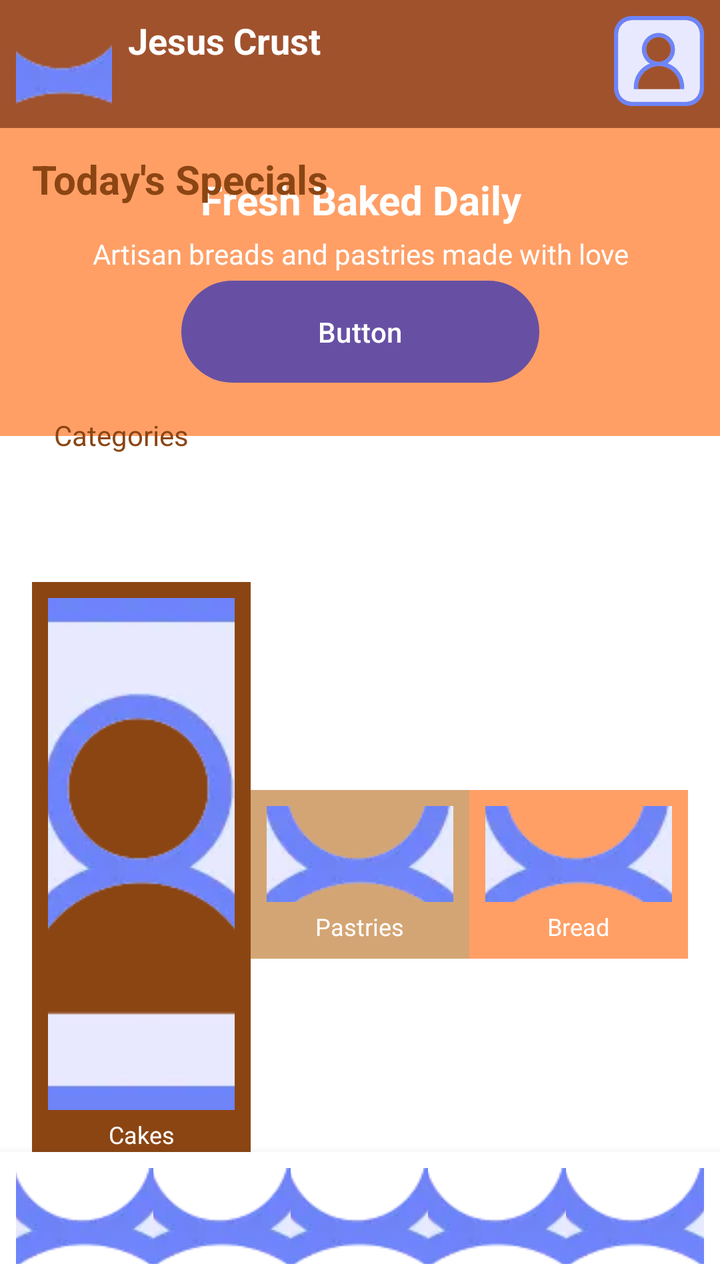
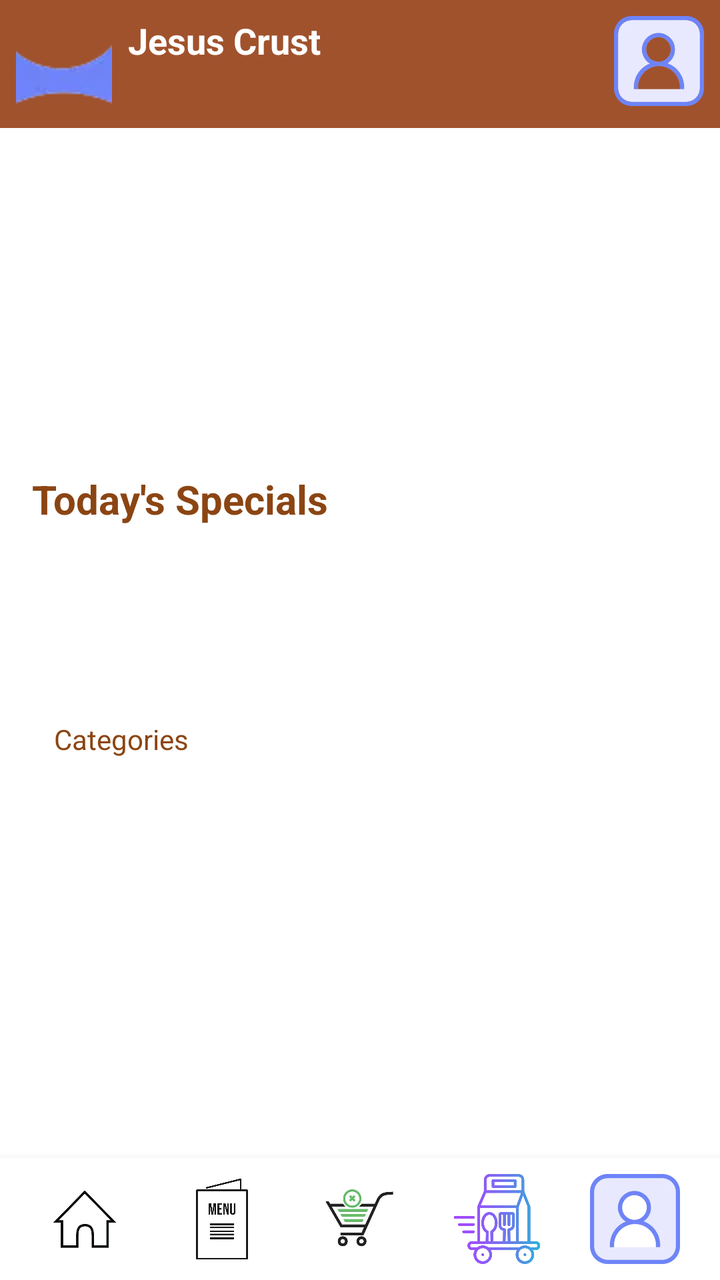

Two renders of the same Android screen: before a commit and after it. Below are the layout's source before the change and the commit's diff.
<!-- AndroidManifest.xml: application theme Theme.JesusCrust -->
<!-- res/layout/menu.xml -->
<?xml version="1.0" encoding="utf-8"?>
<androidx.constraintlayout.widget.ConstraintLayout
    xmlns:android="http://schemas.android.com/apk/res/android"
    xmlns:app="http://schemas.android.com/apk/res-auto"
    xmlns:tools="http://schemas.android.com/tools"
    android:id="@+id/menu"
    android:layout_width="match_parent"
    android:layout_height="match_parent"
    android:background="#FFFFFF"
    tools:context=".MenuActivity">

    
    <LinearLayout
        android:id="@+id/BannerDailyHome"
        android:layout_width="408dp"
        android:layout_height="154dp"
        android:background="#FF9F66"
        android:gravity="center"
        android:orientation="vertical"
        android:padding="16dp"
        app:layout_constraintEnd_toEndOf="parent"
        app:layout_constraintStart_toStartOf="parent"
        app:layout_constraintTop_toBottomOf="@id/TopBannerContainer">

        <TextView
            android:id="@+id/textDaily"
            android:layout_width="wrap_content"
            android:layout_height="wrap_content"
            android:text="Fresh Baked Daily"
            android:textAlignment="center"
            android:textColor="#FFFFFF"
            android:textSize="20sp"
            android:textStyle="bold" />

        <TextView
            android:id="@+id/textDaily2"
            android:layout_width="match_parent"
            android:layout_height="wrap_content"
            android:layout_marginTop="4dp"
            android:text="Artisan breads and pastries made with love"
            android:textAlignment="center"
            android:textColor="#FFFFFF" />

        <Button
            android:id="@+id/button3"
            android:layout_width="179dp"
            android:layout_height="59dp"
            android:text="Button" />

    </LinearLayout>

    <LinearLayout
        android:id="@+id/TopBannerContainer"
        android:layout_width="match_parent"
        android:layout_height="wrap_content"
        android:orientation="horizontal"
        android:padding="8dp"
        android:background="#A0522D"
        app:layout_constraintTop_toTopOf="parent"
        app:layout_constraintStart_toStartOf="parent"
        app:layout_constraintEnd_toEndOf="parent">

        <ImageButton
            android:id="@+id/Icon1"
            android:layout_width="48dp"
            android:layout_height="48dp"
            android:background="?attr/selectableItemBackgroundBorderless"
            android:contentDescription="User icon"
            app:srcCompat="@drawable/user" />

        <TextView
            android:layout_width="wrap_content"
            android:layout_height="wrap_content"
            android:gravity="center_vertical"
            android:paddingStart="8dp"
            android:text="Jesus Crust"
            android:textSize="18sp"
            android:textStyle="bold"
            android:textColor="#FFFFFF" />

        <View
            android:layout_width="0dp"
            android:layout_height="0dp"
            android:layout_weight="1" />

        <ImageView
            android:layout_width="45dp"
            android:layout_height="45dp"
            android:contentDescription="Logo"
            app:srcCompat="@drawable/user" />
    </LinearLayout>

    

    

    

    <TextView
        android:id="@+id/MenuTitle"
        android:layout_width="wrap_content"
        android:layout_height="wrap_content"
        android:layout_marginStart="16dp"
        android:layout_marginTop="236dp"
        android:layout_marginEnd="245dp"
        android:layout_marginBottom="21dp"
        android:text="Today's Specials"
        android:textColor="#8B4513"
        android:textSize="20sp"
        android:textStyle="bold"
        app:layout_constraintBottom_toTopOf="@+id/MenuScroll"
        app:layout_constraintEnd_toEndOf="parent"
        app:layout_constraintHorizontal_bias="0.0"
        app:layout_constraintStart_toStartOf="parent"
        app:layout_constraintTop_toTopOf="parent"
        app:layout_constraintVertical_bias="0.19" />

    <HorizontalScrollView
        android:id="@+id/MenuScroll"
        android:layout_width="0dp"
        android:layout_height="wrap_content"
        android:layout_margin="8dp"
        android:layout_marginBottom="52dp"
        android:scrollbars="none"
        app:layout_constraintBottom_toTopOf="@+id/Categories"
        app:layout_constraintEnd_toEndOf="parent"
        app:layout_constraintStart_toStartOf="parent"
        app:layout_constraintTop_toBottomOf="@+id/MenuTitle">

        <LinearLayout
            android:id="@+id/productsContainer"
            android:layout_width="wrap_content"
            android:layout_height="wrap_content"
            android:orientation="horizontal"
            android:padding="8dp">
            
        </LinearLayout>
    </HorizontalScrollView>

    <TextView
        android:id="@+id/Categories"
        android:layout_width="wrap_content"
        android:layout_height="wrap_content"
        android:layout_marginStart="27dp"
        android:layout_marginTop="52dp"
        android:layout_marginEnd="326dp"
        android:layout_marginBottom="24dp"
        android:text="Categories"
        android:textColor="#8B4513"
        app:layout_constraintBottom_toTopOf="@+id/CategoriesContainer"
        app:layout_constraintEnd_toEndOf="parent"
        app:layout_constraintHorizontal_bias="0.0"
        app:layout_constraintStart_toStartOf="parent"
        app:layout_constraintTop_toBottomOf="@+id/MenuScroll" />

    

    
    <LinearLayout
        android:id="@+id/CategoriesContainer"
        android:layout_width="0dp"
        android:layout_height="wrap_content"
        android:layout_marginTop="24dp"
        android:layout_marginBottom="137dp"
        android:gravity="center"
        android:orientation="horizontal"
        android:padding="16dp"
        app:layout_constraintBottom_toTopOf="@+id/BottomNav"
        app:layout_constraintEnd_toEndOf="parent"
        app:layout_constraintHorizontal_bias="0.0"
        app:layout_constraintStart_toStartOf="parent"
        app:layout_constraintTop_toBottomOf="@+id/Categories">>

        <LinearLayout
            android:layout_width="0dp"
            android:layout_height="wrap_content"
            android:layout_weight="1"
            android:background="#8B4513"
            android:gravity="center"
            android:orientation="vertical"
            android:padding="8dp">

            <ImageButton
                android:id="@+id/imageButton7"
                android:layout_width="match_parent"
                android:layout_height="wrap_content"
                android:layout_weight="1"
                android:background="?attr/selectableItemBackgroundBorderless"
                android:backgroundTint="#D4A574"
                android:contentDescription="Home"
                app:srcCompat="@drawable/user" />

            <TextView
                android:layout_width="match_parent"
                android:layout_height="wrap_content"
                android:layout_marginTop="4dp"
                android:layout_weight="1"
                android:text="Cakes"
                android:textAlignment="center"
                android:textColor="#FFFFFF"
                android:textSize="12sp" />

        </LinearLayout>

        <LinearLayout
            android:layout_width="0dp"
            android:layout_height="wrap_content"
            android:layout_weight="1"
            android:background="#D4A574"
            android:gravity="center"
            android:orientation="vertical"
            android:padding="8dp">

            <ImageButton
                android:id="@+id/imageButton6"
                android:layout_width="match_parent"
                android:layout_height="48dp"
                android:layout_weight="1"
                android:background="?attr/selectableItemBackgroundBorderless"
                android:backgroundTint="#D4A574"
                android:contentDescription="Home"
                app:srcCompat="@drawable/user" />

            <TextView
                android:layout_width="wrap_content"
                android:layout_height="wrap_content"
                android:layout_marginTop="4dp"
                android:text="Pastries"
                android:textColor="#FFFFFF"
                android:textSize="12sp" />
        </LinearLayout>

        <LinearLayout
            android:layout_width="0dp"
            android:layout_height="wrap_content"
            android:layout_weight="1"
            android:background="#FF9F66"
            android:gravity="center"
            android:orientation="vertical"
            android:padding="8dp">

            <ImageButton
                android:id="@+id/imageButton"
                android:layout_width="match_parent"
                android:layout_height="48dp"
                android:layout_weight="1"
                android:background="?attr/selectableItemBackgroundBorderless"
                android:contentDescription="Home"
                app:srcCompat="@drawable/user" />

            <TextView
                android:layout_width="wrap_content"
                android:layout_height="wrap_content"
                android:layout_marginTop="4dp"
                android:text="Bread"
                android:textColor="#FFFFFF"
                android:textSize="12sp" />
        </LinearLayout>
    </LinearLayout>

    
    <LinearLayout
        android:id="@+id/BottomNav"
        android:layout_width="0dp"
        android:layout_height="wrap_content"
        android:orientation="horizontal"
        android:gravity="center"
        android:padding="8dp"
        android:background="#FFFFFF"
        android:elevation="8dp"
        app:layout_constraintBottom_toBottomOf="parent"
        app:layout_constraintStart_toStartOf="parent"
        app:layout_constraintEnd_toEndOf="parent">

        <ImageButton
            android:id="@+id/imageButton1"
            android:layout_width="0dp"
            android:layout_height="48dp"
            android:layout_weight="1"
            android:background="?attr/selectableItemBackgroundBorderless"
            android:contentDescription="Home"
            app:srcCompat="@drawable/user" />

        <ImageButton
            android:id="@+id/MenuHome"
            android:layout_width="0dp"
            android:layout_height="48dp"
            android:layout_weight="1"
            android:background="?attr/selectableItemBackgroundBorderless"
            android:contentDescription="Menu"
            app:srcCompat="@drawable/user" />

        <ImageButton
            android:id="@+id/Cart"
            android:layout_width="0dp"
            android:layout_height="48dp"
            android:layout_weight="1"
            android:background="?attr/selectableItemBackgroundBorderless"
            android:contentDescription="Orders"
            app:srcCompat="@drawable/user" />

        <ImageButton
            android:id="@+id/imageButton4"
            android:layout_width="0dp"
            android:layout_height="48dp"
            android:layout_weight="1"
            android:background="?attr/selectableItemBackgroundBorderless"
            android:contentDescription="Cart"
            app:srcCompat="@drawable/user" />

        <ImageButton
            android:id="@+id/imageButton5"
            android:layout_width="0dp"
            android:layout_height="48dp"
            android:layout_weight="1"
            android:background="?attr/selectableItemBackgroundBorderless"
            android:contentDescription="Profile"
            app:srcCompat="@drawable/user" />
    </LinearLayout>



</androidx.constraintlayout.widget.ConstraintLayout>
<!-- resources referenced by this layout -->
<resources>
  <!-- drawable user: png bitmap (drawable, 5246 bytes) -->
  <style name="Theme.JesusCrust" parent="Base.Theme.JesusCrust" />
  <style name="Base.Theme.JesusCrust" parent="Theme.Material3.DayNight.NoActionBar">
          
          
      </style>
</resources>

<!-- the commit's change to res/layout/menu.xml (unified diff, before → after) -->
@@ -11,42 +11,45 @@
 
     
     <LinearLayout
-        android:id="@+id/BannerDailyHome"
-        android:layout_width="408dp"
-        android:layout_height="154dp"
-        android:background="#FF9F66"
-        android:gravity="center"
-        android:orientation="vertical"
-        android:padding="16dp"
-        app:layout_constraintEnd_toEndOf="parent"
-        app:layout_constraintStart_toStartOf="parent"
-        app:layout_constraintTop_toBottomOf="@id/TopBannerContainer">
+        android:id="@+id/top_banner_container"
+        android:layout_width="match_parent"
+        android:layout_height="wrap_content"
+        android:orientation="horizontal"
+        android:padding="8dp"
+        android:background="#A0522D"
+        app:layout_constraintTop_toTopOf="parent"
+        app:layout_constraintStart_toStartOf="parent"
+        app:layout_constraintEnd_toEndOf="parent">
+
+        <ImageView
+            android:id="@+id/icon_chef"
+            android:layout_width="45dp"
+            android:layout_height="45dp"
+            android:contentDescription="Icono de Chef"
+            android:scaleType="fitCenter" app:srcCompat="@drawable/alimento" />
 
         <TextView
-            android:id="@+id/textDaily"
+            android:id="@+id/app_title"
             android:layout_width="wrap_content"
             android:layout_height="wrap_content"
-            android:text="Fresh Baked Daily"
-            android:textAlignment="center"
-            android:textColor="#FFFFFF"
-            android:textSize="20sp"
-            android:textStyle="bold" />
-
-        <TextView
-            android:id="@+id/textDaily2"
-            android:layout_width="match_parent"
-            android:layout_height="wrap_content"
-            android:layout_marginTop="4dp"
-            android:text="Artisan breads and pastries made with love"
-            android:textAlignment="center"
+            android:gravity="center_vertical"
+            android:paddingStart="8dp"
+            android:text="Jesus Crust"
+            android:textSize="18sp"
+            android:textStyle="bold"
             android:textColor="#FFFFFF" />
 
-        <Button
-            android:id="@+id/button3"
-            android:layout_width="179dp"
-            android:layout_height="59dp"
-            android:text="Button" />
-
+        <View
+            android:layout_width="0dp"
+            android:layout_height="0dp"
+            android:layout_weight="1" />
+
+        <ImageView
+            android:id="@+id/icon_profile"
+            android:layout_width="45dp"
+            android:layout_height="45dp"
+            android:contentDescription="Icono de Perfil"
+            app:srcCompat="@drawable/user" />
     </LinearLayout>
 
     <LinearLayout
@@ -157,110 +160,7 @@
 
     
     <LinearLayout
-        android:id="@+id/CategoriesContainer"
-        android:layout_width="0dp"
-        android:layout_height="wrap_content"
-        android:layout_marginTop="24dp"
-        android:layout_marginBottom="137dp"
-        android:gravity="center"
-        android:orientation="horizontal"
-        android:padding="16dp"
-        app:layout_constraintBottom_toTopOf="@+id/BottomNav"
-        app:layout_constraintEnd_toEndOf="parent"
-        app:layout_constraintHorizontal_bias="0.0"
-        app:layout_constraintStart_toStartOf="parent"
-        app:layout_constraintTop_toBottomOf="@+id/Categories">>
-
-        <LinearLayout
-            android:layout_width="0dp"
-            android:layout_height="wrap_content"
-            android:layout_weight="1"
-            android:background="#8B4513"
-            android:gravity="center"
-            android:orientation="vertical"
-            android:padding="8dp">
-
-            <ImageButton
-                android:id="@+id/imageButton7"
-                android:layout_width="match_parent"
-                android:layout_height="wrap_content"
-                android:layout_weight="1"
-                android:background="?attr/selectableItemBackgroundBorderless"
-                android:backgroundTint="#D4A574"
-                android:contentDescription="Home"
-                app:srcCompat="@drawable/user" />
-
-            <TextView
-                android:layout_width="match_parent"
-                android:layout_height="wrap_content"
-                android:layout_marginTop="4dp"
-                android:layout_weight="1"
-                android:text="Cakes"
-                android:textAlignment="center"
-                android:textColor="#FFFFFF"
-                android:textSize="12sp" />
-
-        </LinearLayout>
-
-        <LinearLayout
-            android:layout_width="0dp"
-            android:layout_height="wrap_content"
-            android:layout_weight="1"
-            android:background="#D4A574"
-            android:gravity="center"
-            android:orientation="vertical"
-            android:padding="8dp">
-
-            <ImageButton
-                android:id="@+id/imageButton6"
-                android:layout_width="match_parent"
-                android:layout_height="48dp"
-                android:layout_weight="1"
-                android:background="?attr/selectableItemBackgroundBorderless"
-                android:backgroundTint="#D4A574"
-                android:contentDescription="Home"
-                app:srcCompat="@drawable/user" />
-
-            <TextView
-                android:layout_width="wrap_content"
-                android:layout_height="wrap_content"
-                android:layout_marginTop="4dp"
-                android:text="Pastries"
-                android:textColor="#FFFFFF"
-                android:textSize="12sp" />
-        </LinearLayout>
-
-        <LinearLayout
-            android:layout_width="0dp"
-            android:layout_height="wrap_content"
-            android:layout_weight="1"
-            android:background="#FF9F66"
-            android:gravity="center"
-            android:orientation="vertical"
-            android:padding="8dp">
-
-            <ImageButton
-                android:id="@+id/imageButton"
-                android:layout_width="match_parent"
-                android:layout_height="48dp"
-                android:layout_weight="1"
-                android:background="?attr/selectableItemBackgroundBorderless"
-                android:contentDescription="Home"
-                app:srcCompat="@drawable/user" />
-
-            <TextView
-                android:layout_width="wrap_content"
-                android:layout_height="wrap_content"
-                android:layout_marginTop="4dp"
-                android:text="Bread"
-                android:textColor="#FFFFFF"
-                android:textSize="12sp" />
-        </LinearLayout>
-    </LinearLayout>
-
-    
-    <LinearLayout
-        android:id="@+id/BottomNav"
+        android:id="@+id/bottom_nav"
         android:layout_width="0dp"
         android:layout_height="wrap_content"
         android:orientation="horizontal"
@@ -272,52 +172,52 @@
         app:layout_constraintStart_toStartOf="parent"
         app:layout_constraintEnd_toEndOf="parent">
 
-        <ImageButton
-            android:id="@+id/imageButton1"
-            android:layout_width="0dp"
-            android:layout_height="48dp"
-            android:layout_weight="1"
-            android:background="?attr/selectableItemBackgroundBorderless"
-            android:contentDescription="Home"
-            app:srcCompat="@drawable/user" />
-
-        <ImageButton
-            android:id="@+id/MenuHome"
-            android:layout_width="0dp"
-            android:layout_height="48dp"
-            android:layout_weight="1"
-            android:background="?attr/selectableItemBackgroundBorderless"
-            android:contentDescription="Menu"
-            app:srcCompat="@drawable/user" />
-
-        <ImageButton
-            android:id="@+id/Cart"
-            android:layout_width="0dp"
-            android:layout_height="48dp"
-            android:layout_weight="1"
-            android:background="?attr/selectableItemBackgroundBorderless"
-            android:contentDescription="Orders"
-            app:srcCompat="@drawable/user" />
-
-        <ImageButton
-            android:id="@+id/imageButton4"
-            android:layout_width="0dp"
-            android:layout_height="48dp"
-            android:layout_weight="1"
-            android:background="?attr/selectableItemBackgroundBorderless"
-            android:contentDescription="Cart"
-            app:srcCompat="@drawable/user" />
-
-        <ImageButton
-            android:id="@+id/imageButton5"
-            android:layout_width="0dp"
-            android:layout_height="48dp"
-            android:layout_weight="1"
-            android:background="?attr/selectableItemBackgroundBorderless"
-            android:contentDescription="Profile"
-            app:srcCompat="@drawable/user" />
+        <ImageView
+            android:id="@+id/home4"
+            android:layout_width="0dp"
+            android:layout_height="45dp"
+            android:layout_weight="1"
+            android:contentDescription="home"
+            android:scaleType="fitCenter"
+            app:srcCompat="@drawable/home" />
+
+        <ImageView
+            android:id="@+id/menu"
+            android:layout_width="0dp"
+            android:layout_height="45dp"
+            android:layout_weight="1"
+            android:contentDescription="home"
+            android:scaleType="fitCenter"
+            app:srcCompat="@drawable/menu" />
+
+        <ImageView
+            android:id="@+id/cart"
+            android:layout_width="0dp"
+            android:layout_height="45dp"
+            android:layout_weight="1"
+            android:contentDescription="home"
+            android:scaleType="fitCenter"
+            app:srcCompat="@drawable/cart" />
+
+        <ImageView
+            android:id="@+id/delivery"
+            android:layout_width="0dp"
+            android:layout_height="45dp"
+            android:layout_weight="1"
+            android:contentDescription="home"
+            android:scaleType="fitCenter"
+            app:srcCompat="@drawable/delivery" />
+
+        <ImageView
+            android:id="@+id/profile"
+            android:layout_width="0dp"
+            android:layout_height="45dp"
+            android:layout_weight="1"
+            android:contentDescription="home"
+            android:scaleType="fitCenter"
+            app:srcCompat="@drawable/user" />
+
     </LinearLayout>
 
 
-
 </androidx.constraintlayout.widget.ConstraintLayout>
<!-- resource entries referenced after the edit -->
@@ -1,5 +1,10 @@
 <!-- resources referenced by this layout -->
 <resources>
+  <!-- drawable alimento: png bitmap (drawable, 24675 bytes) -->
+  <!-- drawable cart: png bitmap (drawable, 5490 bytes) -->
+  <!-- drawable delivery: png bitmap (drawable, 30106 bytes) -->
+  <!-- drawable home: png bitmap (drawable, 7704 bytes) -->
+  <!-- drawable menu: png bitmap (drawable, 5190 bytes) -->
   <!-- drawable user: png bitmap (drawable, 5246 bytes) -->
   <style name="Theme.JesusCrust" parent="Base.Theme.JesusCrust" />
   <style name="Base.Theme.JesusCrust" parent="Theme.Material3.DayNight.NoActionBar">
